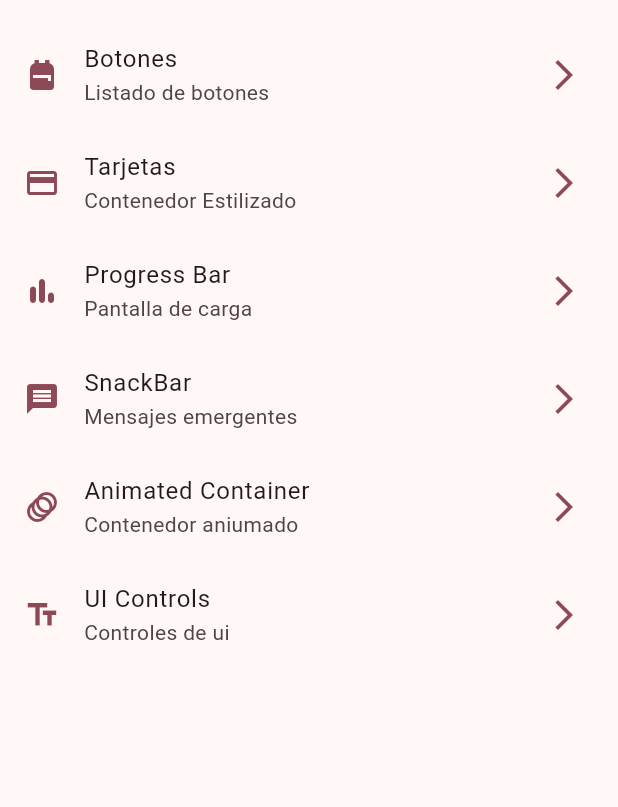
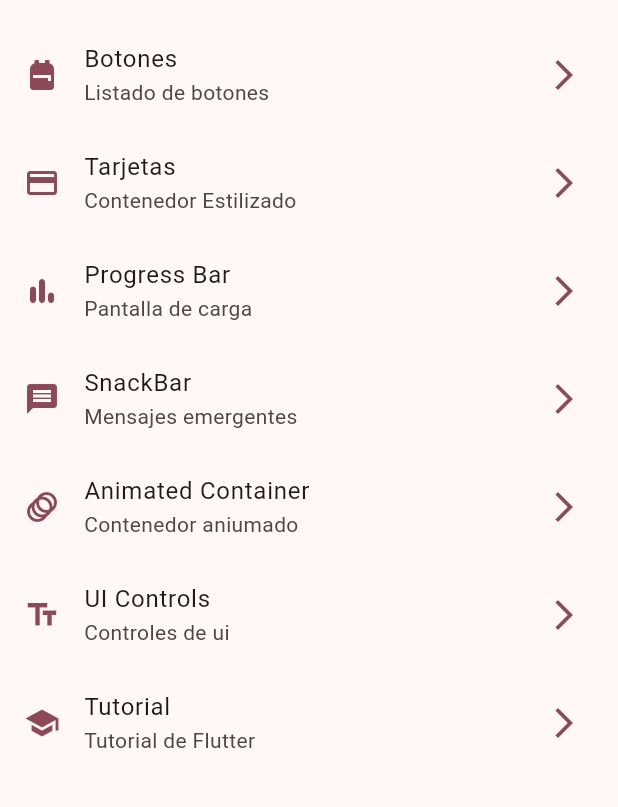
Before and after one commit to aguskuster/flutter_widgets, a Flutter app: the screen it shows after launch, on a phone screen of 412 x 824 dp, the part 63-870 px from its top. Run offline on Flutter 3.47's test engine with Material 3 defaults, Android fonts, the phone set to English and light mode, and no system bars; our stand-ins replace go_router.

```diff
--- a/lib/config/menu/menu_items.dart
+++ b/lib/config/menu/menu_items.dart
@@ -26,4 +26,6 @@ const appMenuItems = <MenuItem> [
   MenuItem(title:"Animated Container", subtitle: "Contenedor aniumado", link: "/animated_container", icon: Icons.animation),
   MenuItem(title:"UI Controls" , subtitle: "Controles de ui" , link: "/ui_controls" , icon: Icons.text_fields),
 
+  MenuItem(title:"Tutorial" , subtitle: "Tutorial de Flutter" , link: "/tutorial" , icon: Icons.school),
+
 ];
--- a/lib/config/router/app_router.dart
+++ b/lib/config/router/app_router.dart
@@ -58,5 +58,12 @@ final appRouter = GoRouter(
           child: UiControlScreen(),
         ),
       ),
+      GoRoute(
+        path: '/tutorial',
+        name: AppTutorialScreen.name,
+        pageBuilder: (context, state) =>  const MaterialPage<dynamic>(
+          child: AppTutorialScreen(),
+        ),
+      ),
   ],
 );
--- a/pubspec.yaml
+++ b/pubspec.yaml
@@ -60,8 +60,8 @@ flutter:
   uses-material-design: true
 
   # To add assets to your application, add an assets section, like this:
-  # assets:
-  #   - images/a_dot_burr.jpeg
+assets:
+  - assets/Images/
   #   - images/a_dot_ham.jpeg
 
   # An image asset can refer to one or more resolution-specific "variants", see
```
Also changed, not shown: assets/Images/1.png (added), assets/Images/2.png (added), assets/Images/3.png (added), assets/Images/jar-loading.gif (added).
